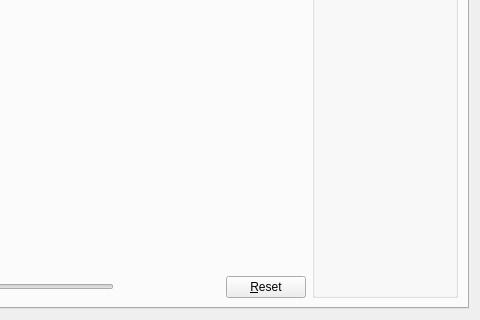
This is src/qt/forms/debugwindow.ui in fast-bitcoin/FastBitcoin as Qt 5 draws it before an edit; both pictures show x 260 to 740 and y 160 to 480 of the 740 by 480 pixel window. The edited form follows.
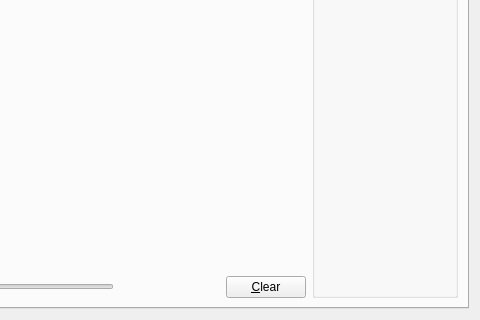
This is the edited form. The open tabs and pages were chosen to show the change. Icons and pictures are not drawn. Custom widgets are drawn as their Qt base class.

Patch:
```diff
--- a/src/qt/forms/debugwindow.ui
+++ b/src/qt/forms/debugwindow.ui
@@ -645,7 +645,7 @@
            <item>
             <widget class="QPushButton" name="btnClearTrafficGraph">
              <property name="text">
-              <string>&amp;Reset</string>
+              <string>&amp;Clear</string>
              </property>
              <property name="autoDefault">
               <bool>false</bool>
```
Lines whose indentation alone changed are shown as unchanged.
